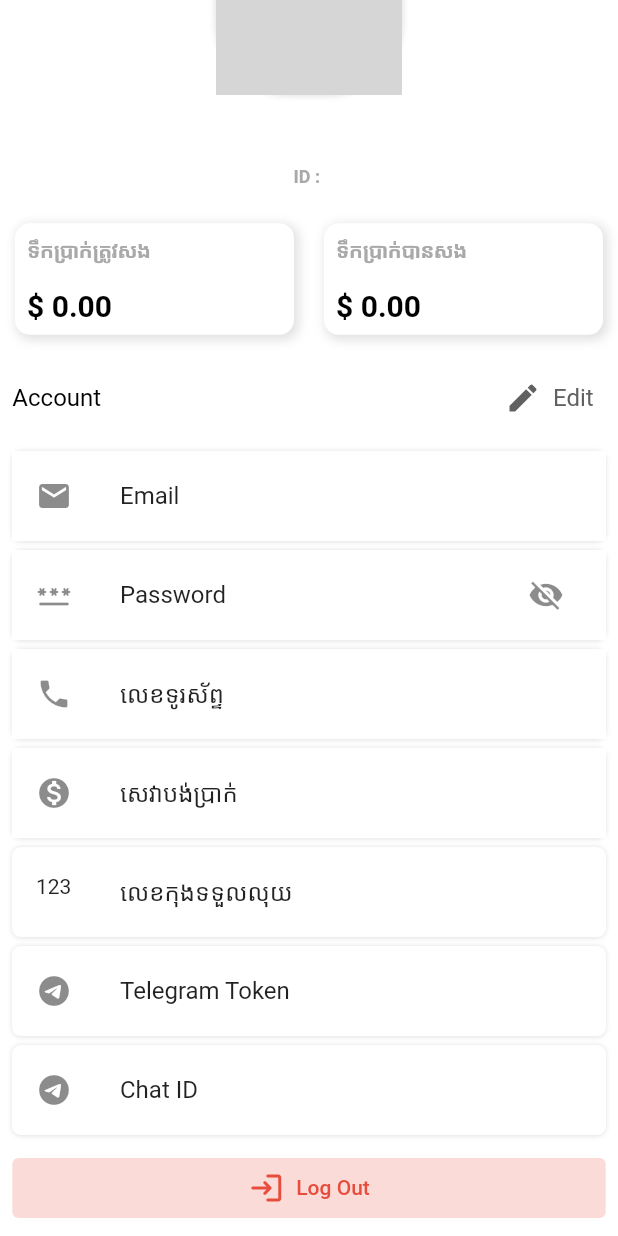
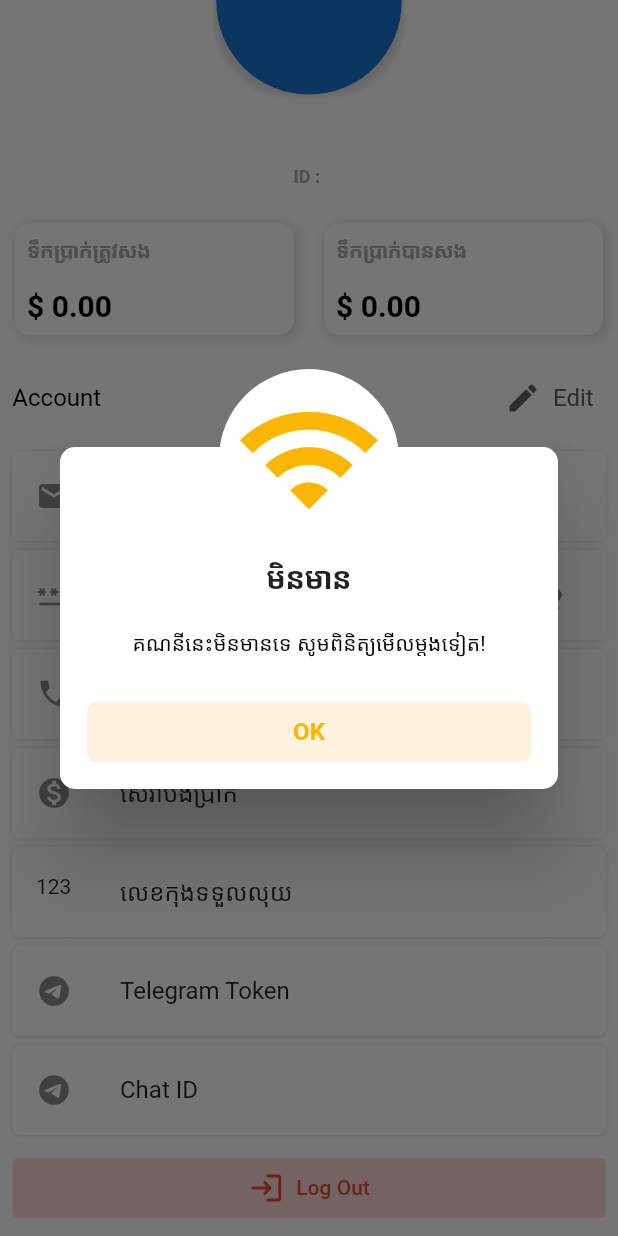
Before and after one commit to TepDe/WooiProject, a Flutter app: the AccountScreen screen opened directly, scrolled down 135 dp, on a phone screen of 412 x 824 dp. Run offline on Flutter 3.47's test engine with Material 2 defaults, Android fonts, the phone set to English and light mode, and no system bars; our stand-ins replace cloud_firestore, firebase_auth, firebase_core, firebase_database, flutter_local_notifications, fluttertoast and 6 more; missing offline and left inert: dart:ffi; accounts and stored records are empty; statements that could not run were skipped; grey boxes are pictures that could not be loaded.

Commit message:
Update AccountScreen.dart

```diff
--- a/lib/AccountScreen.dart
+++ b/lib/AccountScreen.dart
@@ -121,9 +121,40 @@ class _AccountScreenState extends State<AccountScreen> {
   }
 
   fetchUserData() async {
-    fetch.doc(auth.currentUser!.uid.toString()).get().then((
+   await fetch.doc(auth.currentUser!.uid.toString()).get().then((
         DocumentSnapshot documentSnapshot) async {
       userData = await documentSnapshot.data() as Map<String, dynamic>;
+      if (userData["accountType"] != "Users") {
+        return await reUse.reUseCircleDialog(
+            disposeAllow: false,
+            onTap: ()=> glb.isLogOut(),
+            context: context,
+            icon: Icons.wifi,
+            title: 'មិនមាន',
+            content: Center(
+              child: Text(
+                'គណនីនេះមិនមានទេ សូមពិនិត្យមើលម្តងទៀត!',
+                style: TextStyle(
+                  color: theme.black,
+                ),
+              ),
+            ));
+      } else if (userData["isBanned"] != "false") {
+        return await reUse.reUseCircleDialog(
+            disposeAllow: false,
+            onTap: ()=> glb.isLogOut(),
+            context: context,
+            icon: Icons.cancel_outlined,
+            title: 'ផ្អាក',
+            content: Center(
+              child: Text(
+                'បច្ចុប្បន្នគណនីនេះត្រូវបានផ្អាក',
+                style: TextStyle(
+                  color: theme.black,
+                ),
+              ),
+            ));
+      }
       imagePath =
       await glb.getBankImage(bankName: userData[fieldInfo.bankName]);
       setState(() {});
```
